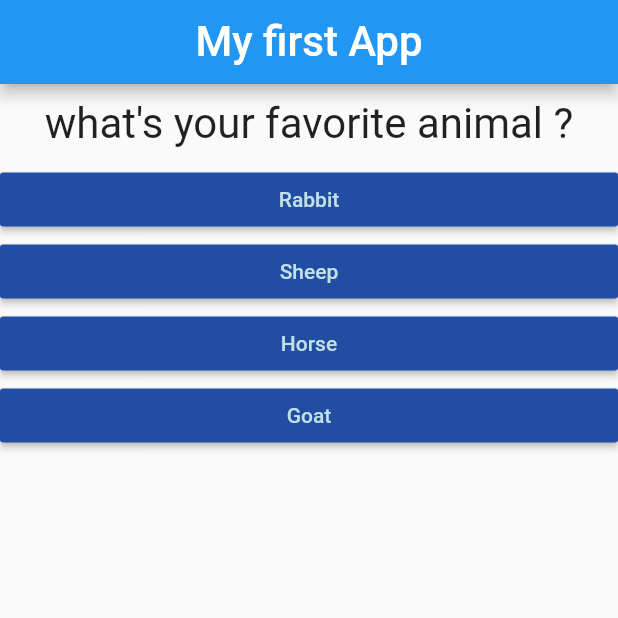
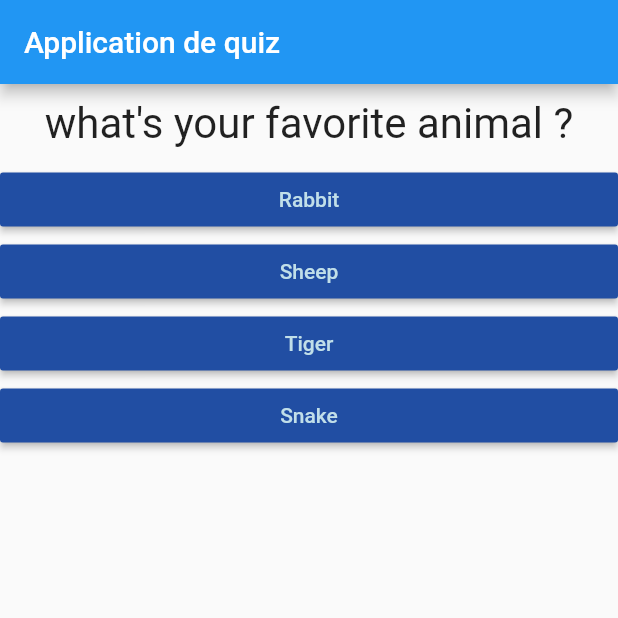
Before and after one commit to fayeyoussou/flutter_learn, a Flutter app: the screen it shows after launch, after a tap on "Red", on a phone screen of 412 x 824 dp, the top half of it. Run offline on Flutter 3.47's test engine with Material 2 defaults, Android fonts, the phone set to English and light mode, and no system bars; Roboto replaces fonts that are missing (Fira Code).

Commit message:
01_Basics/08_answer

```diff
--- a/lib/answer.dart
+++ b/lib/answer.dart
@@ -6,7 +6,7 @@ class Answer extends StatelessWidget {
    *    you can change final function selectHandler; to
    *    " final voidCallback selectedHandler ""
    */
-  final Function selectedHandler;
+  final VoidCallback selectedHandler;
   final String answerText;
   Answer(this.selectedHandler,this.answerText);
   @override
--- a/lib/main.dart
+++ b/lib/main.dart
@@ -1,6 +1,6 @@
 import 'package:flutter/material.dart';
-import './question.dart';
-import './answer.dart';
+import 'package:flutter_complete_guide/result.dart';
+import './quiz.dart';
 
 double addNumber(double num1, double num2) {
   return num1 + num2;
@@ -24,11 +24,43 @@ class MyApp extends StatefulWidget {
 }
 
 class _MyAppState extends State<MyApp> {
+  final _questions = const [
+    {
+      'question': 'what\'s your favorite color faye ? ',
+      'answer': [
+        {'text': 'Red', 'score': 7},
+        {'text': 'Black', 'score': 4},
+        {'text': 'White', 'score': 5},
+        {'text': 'Green', 'score': 1}
+      ]
+    },
+    {
+      'question': "what's your favorite animal ?",
+      'answer': [
+        {'text': 'Rabbit', 'score': 2},
+        {'text': 'Sheep', 'score': 3},
+        {'text': 'Tiger', 'score': 5},
+        {'text': 'Snake', 'score': 10}
+      ]
+    },
+    {
+      'question': "Quel est ton equipe prefere",
+      'answer': [
+        {'text': 'Milan', 'score': 2},
+        {'text': 'Naple', 'score': 4},
+        {'text': 'Juve', 'score': 6},
+        {'text': 'Inter', 'score': 10}
+      ]
+    }
+  ];
   var _questionIndex = 0;
-  void _answerQuestion() {
+  int _totalScore = 0;
+  void _answerQuestion(int score) {
+    _totalScore += score;
     setState(() {
       _questionIndex++;
     });
+
     print(_questionIndex);
   }
 
@@ -37,30 +69,17 @@ class _MyAppState extends State<MyApp> {
    */
   @override
   Widget build(BuildContext context) {
-    const question = const [
-      {
-        'question': 'what\'s your favorite color faye ? ',
-        'answer': ['Red', 'Green', 'White', 'Green']
-      },
-      {
-        'question': "what's your favorite animal ?",
-        'answer': ['Rabbit', 'Sheep', 'Horse', 'Goat']
-      }
-    ];
     return MaterialApp(
       home: Scaffold(
         appBar: AppBar(
-          title: Question('My first App'),
+          title: Text('Application de quiz'),
         ),
-        body: Column(
-          children: <Widget>[
-            Question( question[_questionIndex]['question']),
-            ...(question[_questionIndex]['answer'] as List<String>)
-                .map((answer) {
-              return Answer(_answerQuestion, answer);
-            }).toList()
-          ],
-        ),
+        body: _questionIndex < _questions.length
+            ? Quiz(
+                questionIndex: _questionIndex,
+                answerQuestion: _answerQuestion,
+                questions: _questions)
+            : Result(_totalScore),
       ),
     );
   }
--- /dev/null
+++ b/lib/quiz.dart
@@ -0,0 +1,21 @@
+import 'package:flutter/material.dart';
+import './answer.dart';
+import './question.dart';
+
+class Quiz extends StatelessWidget {
+  final List<Map<String, Object>> questions;
+  final void Function (int) answerQuestion;
+  final int questionIndex;
+  Quiz({required this.answerQuestion,required this.questions, required this.questionIndex});
+  @override
+  Widget build(BuildContext context) {
+    return Column(
+      children: <Widget>[
+        Question(questions[questionIndex]['question'] as String),
+        ...(questions[questionIndex]['answer'] as List<Map<String,Object>>).map((answer) {
+          return Answer(()=>answerQuestion(answer['score'] as int), answer['text'] as String);
+        }).toList()
+      ],
+    );
+  }
+}
--- /dev/null
+++ b/lib/result.dart
@@ -0,0 +1,28 @@
+import 'package:flutter/material.dart';
+
+class Result extends StatelessWidget {
+  final int scoreTotal;
+  Result(this.scoreTotal);
+  String get result {
+    var resultText = "terminé !!! ";
+    if (scoreTotal < 8) {
+      resultText += "tu es tellement innocent";
+    } else if (scoreTotal < 16) {
+      resultText += "Parfait";
+    } else {
+      resultText += "Tu es degueu ";
+    }
+    return resultText;
+  }
+
+  @override
+  Widget build(BuildContext context) {
+    return Center(
+      child: Text(
+        result,
+        style: TextStyle(
+            fontSize: 46, fontWeight: FontWeight.bold, fontFamily: "Arial"),
+      ),
+    );
+  }
+}
--- a/pubspec.yaml
+++ b/pubspec.yaml
@@ -18,7 +18,7 @@ publish_to: 'none' # Remove this line if you wish to publish to pub.dev
 version: 1.0.0+1
 
 environment:
-  sdk: ">=2.11.0 <3.0.0"
+  sdk: ">=2.12.0 <3.0.0"
 
 dependencies:
   flutter:
```
